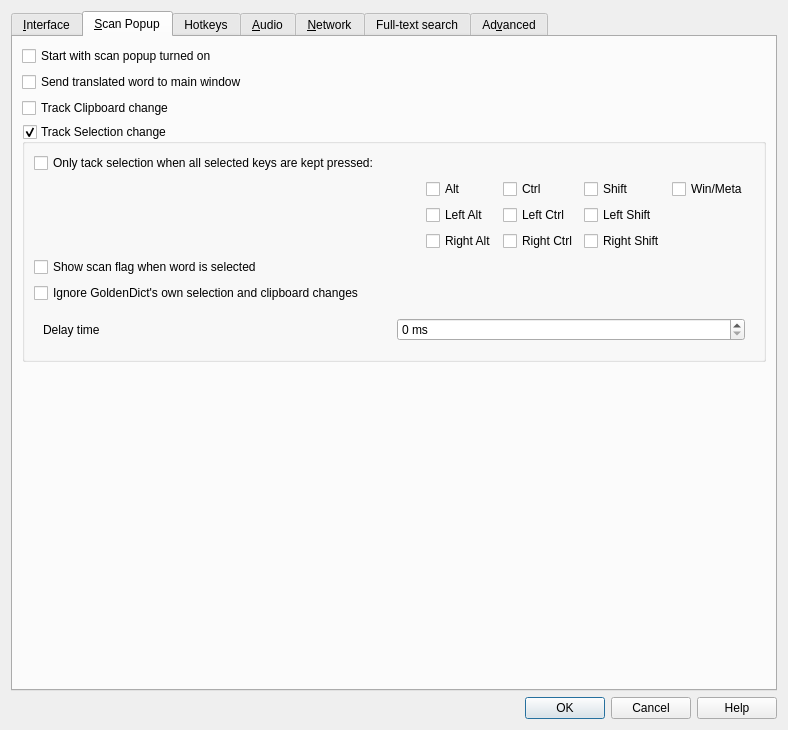
Old version of the form src/ui/preferences.ui in the repository xiaoyifang/goldendict-ng.
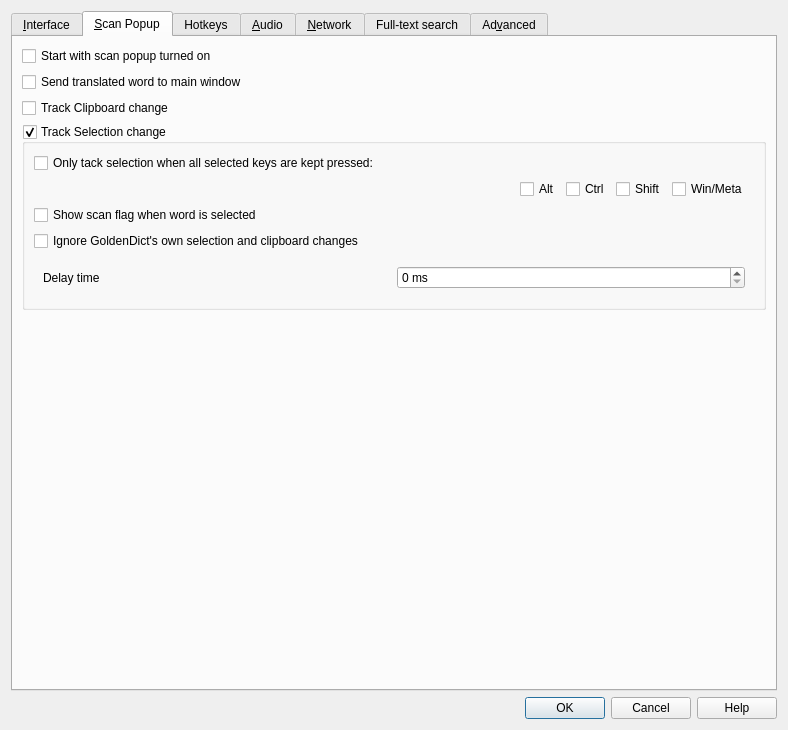
New version of the form. The open tabs and pages were chosen to show the change. Icons and pictures are not drawn. Custom widgets are drawn as their Qt base class.

Commit message: opt: remove Left|Right Ctrl|Alt|Shift controls

```diff
--- a/src/ui/preferences.ui
+++ b/src/ui/preferences.ui
@@ -621,26 +621,6 @@
                </item>
                <item>
                 <layout class="QGridLayout" name="gridLayout">
-                 <item row="1" column="1">
-                  <widget class="QCheckBox" name="leftCtrl">
-                   <property name="toolTip">
-                    <string>Left Ctrl only</string>
-                   </property>
-                   <property name="text">
-                    <string>Left Ctrl</string>
-                   </property>
-                  </widget>
-                 </item>
-                 <item row="2" column="2">
-                  <widget class="QCheckBox" name="rightShift">
-                   <property name="toolTip">
-                    <string>Right Shift only</string>
-                   </property>
-                   <property name="text">
-                    <string>Right Shift</string>
-                   </property>
-                  </widget>
-                 </item>
                  <item row="0" column="0">
                   <widget class="QCheckBox" name="altKey">
                    <property name="toolTip">
@@ -661,16 +641,6 @@
                    </property>
                   </widget>
                  </item>
-                 <item row="1" column="0">
-                  <widget class="QCheckBox" name="leftAlt">
-                   <property name="toolTip">
-                    <string>Left Alt only</string>
-                   </property>
-                   <property name="text">
-                    <string>Left Alt</string>
-                   </property>
-                  </widget>
-                 </item>
                  <item row="0" column="2">
                   <widget class="QCheckBox" name="shiftKey">
                    <property name="toolTip">
@@ -681,36 +651,6 @@
                    </property>
                   </widget>
                  </item>
-                 <item row="2" column="0">
-                  <widget class="QCheckBox" name="rightAlt">
-                   <property name="toolTip">
-                    <string>Right Alt only</string>
-                   </property>
-                   <property name="text">
-                    <string>Right Alt</string>
-                   </property>
-                  </widget>
-                 </item>
-                 <item row="2" column="1">
-                  <widget class="QCheckBox" name="rightCtrl">
-                   <property name="toolTip">
-                    <string>Right Ctrl only</string>
-                   </property>
-                   <property name="text">
-                    <string>Right Ctrl</string>
-                   </property>
-                  </widget>
-                 </item>
-                 <item row="1" column="2">
-                  <widget class="QCheckBox" name="leftShift">
-                   <property name="toolTip">
-                    <string>Left Shift only</string>
-                   </property>
-                   <property name="text">
-                    <string>Left Shift</string>
-                   </property>
-                  </widget>
-                 </item>
                  <item row="0" column="3">
                   <widget class="QCheckBox" name="winKey">
                    <property name="toolTip">
```
Left out of the diff: 6 changed lines with no effect on the pictures. The commit also changes 3 other files.
